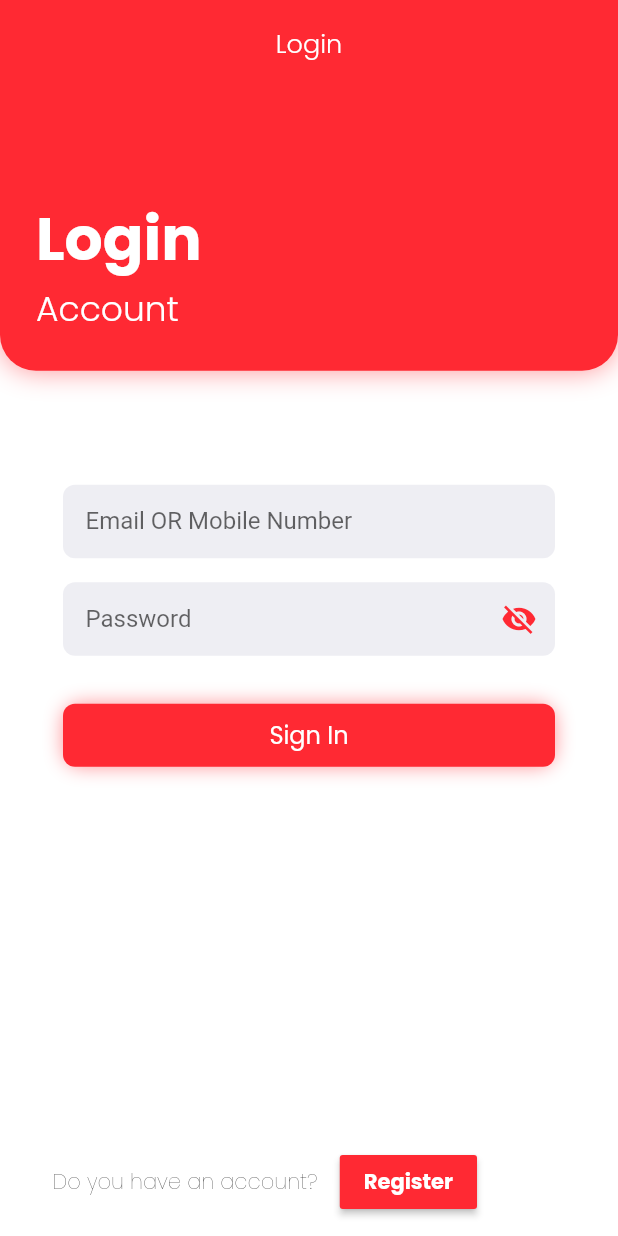
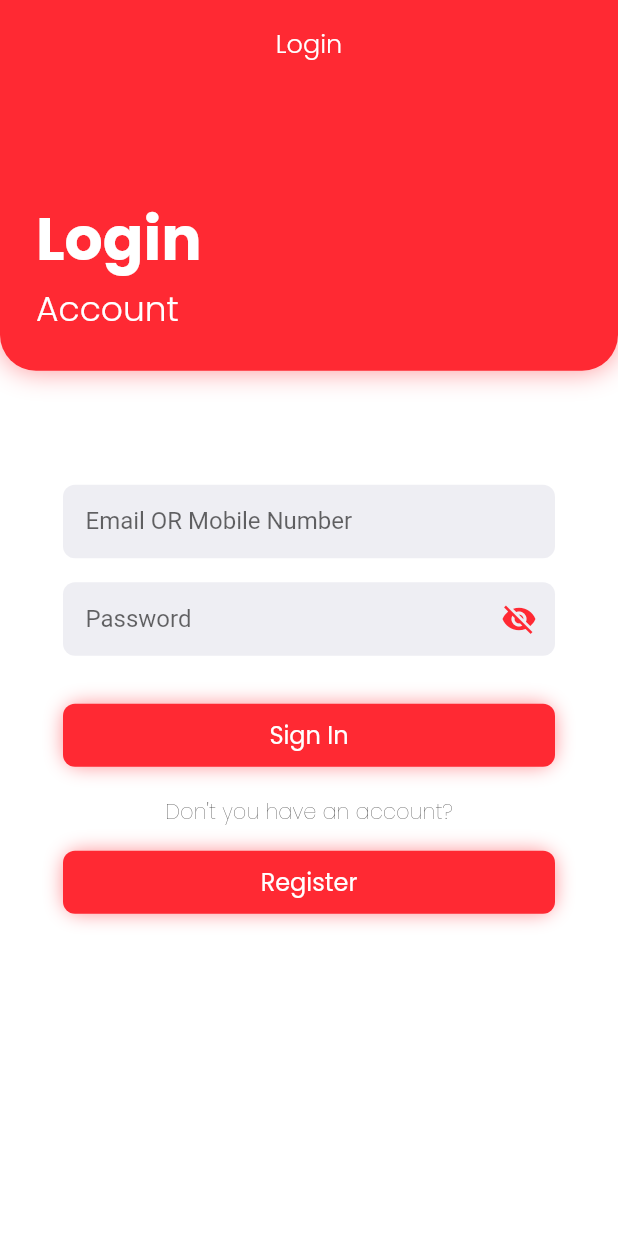
Before and after one commit to abmahbub08/khulnaservice, a Flutter app: the screen it shows after launch, on a phone screen of 412 x 824 dp. Run offline on Flutter 3.47's test engine with Material 2 defaults, Android fonts, the phone set to English and light mode, and no system bars; our stand-ins replace auto_size_text, badges, carousel_slider, convex_bottom_bar, expandable, file_picker and 17 more; missing offline and left inert: clippy_flutter, flutter_material_color_picker; accounts and stored records are empty.

Commit message:
version change

```diff
--- a/lib/pages/login_page.dart
+++ b/lib/pages/login_page.dart
@@ -2,6 +2,8 @@ import 'package:flutter/cupertino.dart';
 import 'package:flutter/material.dart';
 import 'package:flutter/services.dart';
 import 'package:google_fonts/google_fonts.dart';
+import 'package:khulnaservice/utils/screen.dart';
+import 'package:khulnaservice/widgets/commons/shadow_button.dart';
 import 'package:provider/provider.dart';
 import 'package:khulnaservice/pages/register_page.dart';
 import 'package:khulnaservice/utils/navigator.dart';
@@ -66,23 +68,10 @@ class _LoginPageState extends State<LoginPage> {
               SizedBox(
                 height: 8,
               ),
-
-              SocialLoginButtons(themeColor: themeColor)
-            ],
-          ),
-        ),
-        bottomNavigationBar: routeRegisterWidget(themeColor, context),
-      ),
-    );
-  }
-
-  routeRegisterWidget(ThemeNotifier themeColor, BuildContext context) {
-    return Container(
-      padding: EdgeInsets.only(right: 36, left: 35, bottom: 12),
-      child: Row(
+              Column(
                 children: <Widget>[
                   Text(
-            "Do you have an account?",
+                    "Don't you have an account?",
                     style: GoogleFonts.poppins(
                       fontSize: 14,
                       color: Colors.black,
@@ -92,22 +81,76 @@ class _LoginPageState extends State<LoginPage> {
                   SizedBox(
                     width: 15,
                   ),
-          RaisedButton(
+                  Container(
+                    height: 42,
+                    padding: EdgeInsets.only(right: 42, left: 42),
+                    width: ScreenUtil.getWidth(context),
+                    margin: EdgeInsets.only(top: 15, bottom: 12),
+                    child: ShadowButton(
+                      borderRadius: 12,
+                      height: 40,
+                      child: FlatButton(
+                        shape: RoundedRectangleBorder(
+                          borderRadius: new BorderRadius.circular(8.0),
+                        ),
                         color: themeColor.getColor(),
+                        onPressed: () {
+                          Nav.routeReplacement(context, RegisterPage());
+                        },
                         child: Text(
                           "Register",
                           style: GoogleFonts.poppins(
-                fontSize: 14,
+                            fontSize: 16,
                             color: Colors.white,
-                fontWeight: FontWeight.bold,
+                            fontWeight: FontWeight.w400,
                           ),
                         ),
-            onPressed: () {
-              Nav.routeReplacement(context, RegisterPage());
-            },
-          )
+                      ),
+                    ),
+                  ),
                 ],
+              ),
+              SocialLoginButtons(themeColor: themeColor)
+            ],
+          ),
+        ),
+        // bottomNavigationBar: routeRegisterWidget(themeColor, context),
       ),
     );
   }
+
+// routeRegisterWidget(ThemeNotifier themeColor, BuildContext context) {
+//   return Container(
+//     padding: EdgeInsets.only(right: 36, left: 35, bottom: 12),
+//     child: Column(
+//       children: <Widget>[
+//         Text(
+//           "Don't you have an account?",
+//           style: GoogleFonts.poppins(
+//             fontSize: 14,
+//             color: Colors.black,
+//             fontWeight: FontWeight.w200,
+//           ),
+//         ),
+//         SizedBox(
+//           width: 15,
+//         ),
+//         RaisedButton(
+//           color: themeColor.getColor(),
+//           child: Text(
+//             "Register",
+//             style: GoogleFonts.poppins(
+//               fontSize: 14,
+//               color: Colors.white,
+//               fontWeight: FontWeight.bold,
+//             ),
+//           ),
+//           onPressed: () {
+//             Nav.routeReplacement(context, RegisterPage());
+//           },
+//         )
+//       ],
+//     ),
+//   );
+// }
 }
--- a/pubspec.yaml
+++ b/pubspec.yaml
@@ -1,6 +1,6 @@
 name: khulnaservice
 description: Khulna Service
-version: 1.0.0+2
+version: 1.0.1+3
 
 environment:
   sdk: ">=2.2.2 <3.0.0"
@@ -40,6 +40,7 @@ dependencies:
   hive_flutter: ^0.3.1
   file_picker: ^1.13.3
   html: ^0.14.0+3
+  flushbar: ^1.10.4
 
 dev_dependencies:
   flutter_test:
```
Also changed, not shown: lib/api/fetchdata.dart (+6 -2 lines), lib/widgets/login/login_form.dart (+40 -21 lines), lib/widgets/register/otp_form.dart (+29 -7 lines), pubspec.lock. Lines whose indentation alone changed are shown as unchanged.
